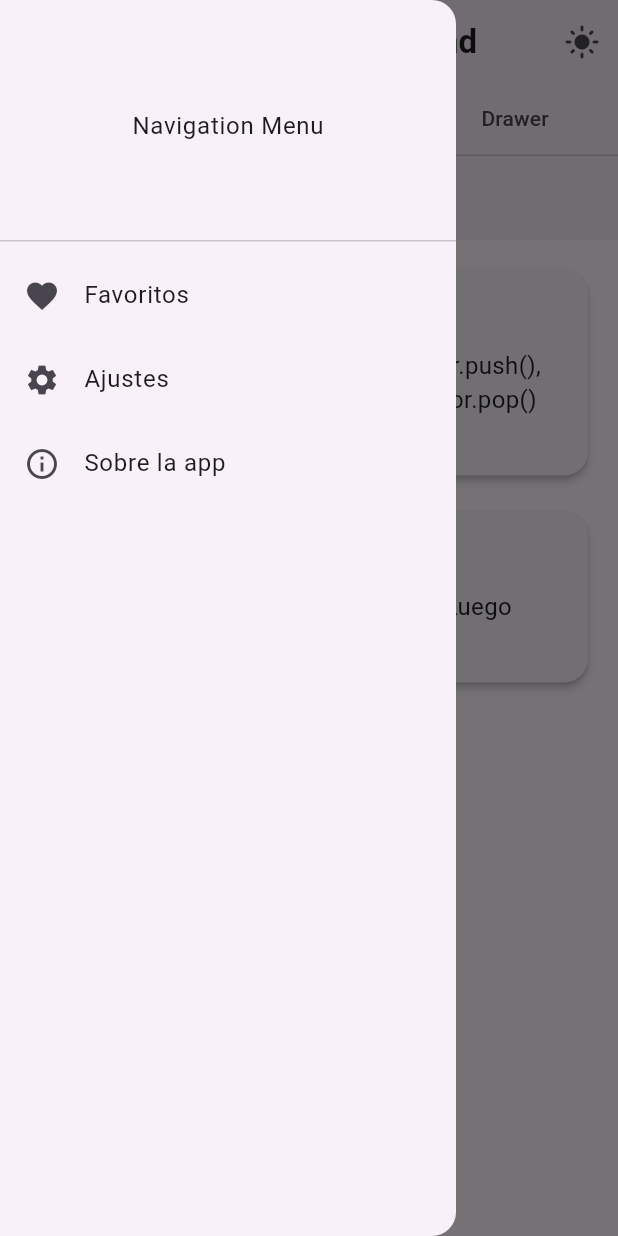
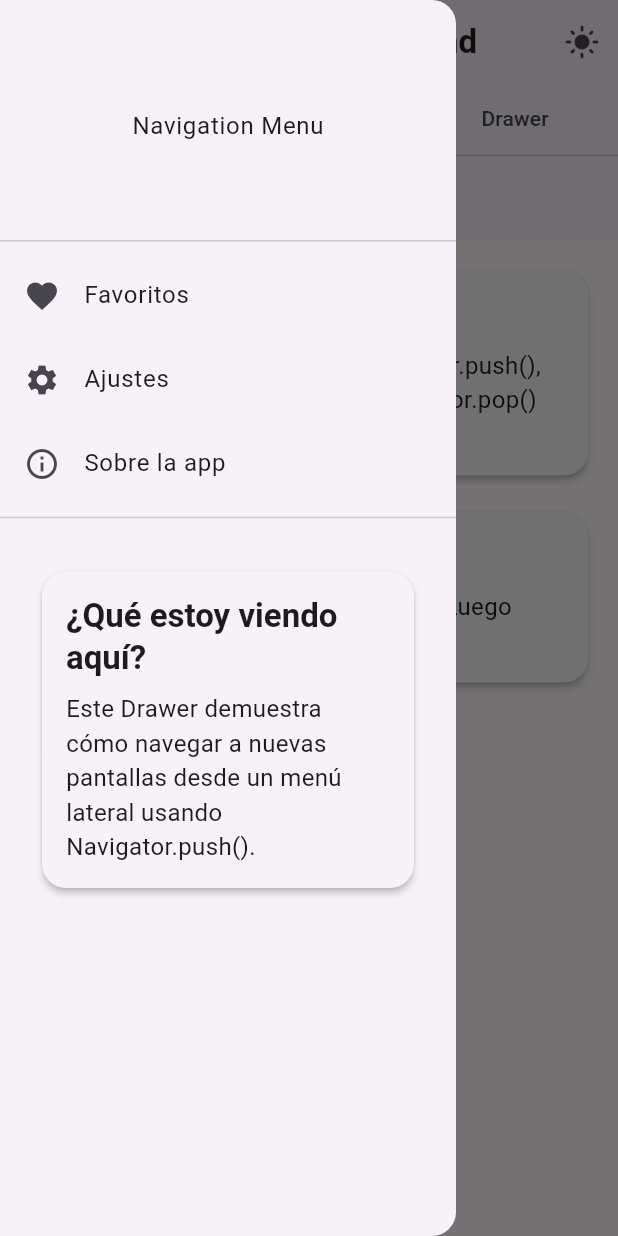
Before and after one commit to marcdevelopez/flutter-dart-labs, a Flutter app: the screen it shows after launch, with the side drawer open, on a phone screen of 412 x 824 dp. Run offline on Flutter 3.47's test engine with Material 3 defaults, Android fonts, the phone set to English and light mode, and no system bars.

Commit message:
style(mini-exercise-7-navigation-home): improve Drawer layout and add explanatory InfoCard
- Added Divider and spacing for better visual separation
- Inserted InfoCard inside the Drawer to clarify the purpose of this menu
- Improved alignment and padding for a cleaner UI
- Enhanced drawer readability and user guidance

```diff
--- a/mini_exercises/_7_navigation_in_flutter/lib/screens/navigation_home_screen.dart
+++ b/mini_exercises/_7_navigation_in_flutter/lib/screens/navigation_home_screen.dart
@@ -83,6 +83,16 @@ class NavigationHomeScreen extends StatelessWidget {
                   );
                 },
               ),
+          const Divider(),
+          const Padding(
+            padding: EdgeInsets.all(16.0),
+            child: InfoCard(
+              title: '¿Qué estoy viendo aquí?',
+              description:
+                  'Este Drawer demuestra cómo navegar a nuevas pantallas '
+                  'desde un menú lateral usando Navigator.push().',
+            ),
+          ),
             ],
           ),
         ),
```
